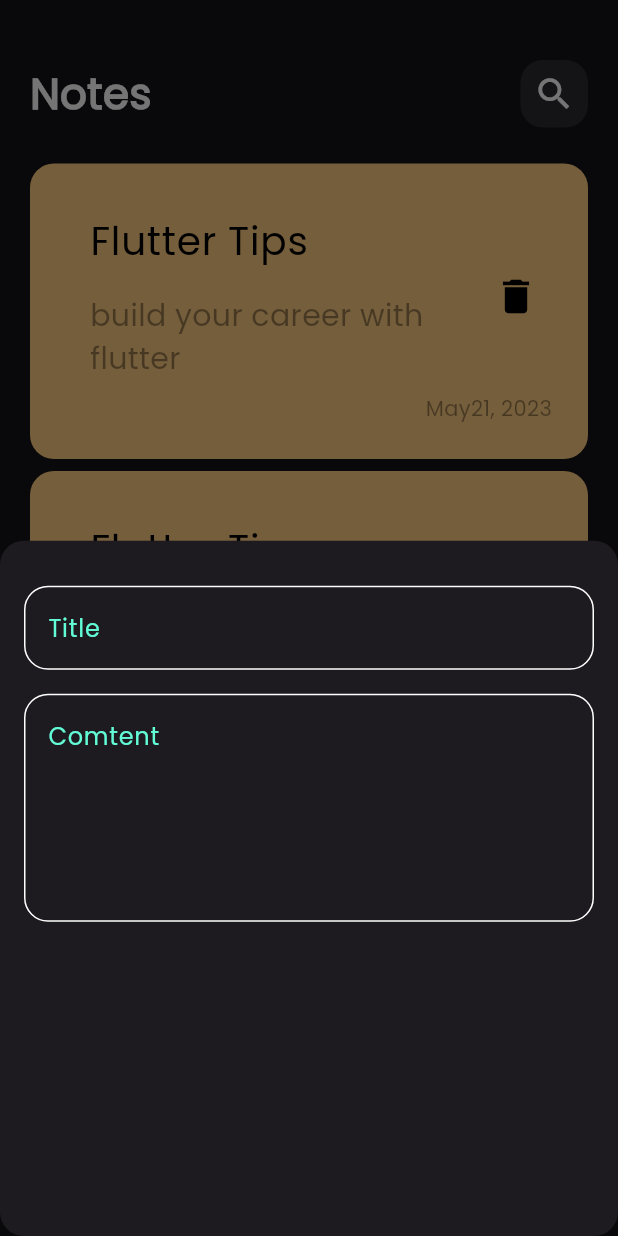
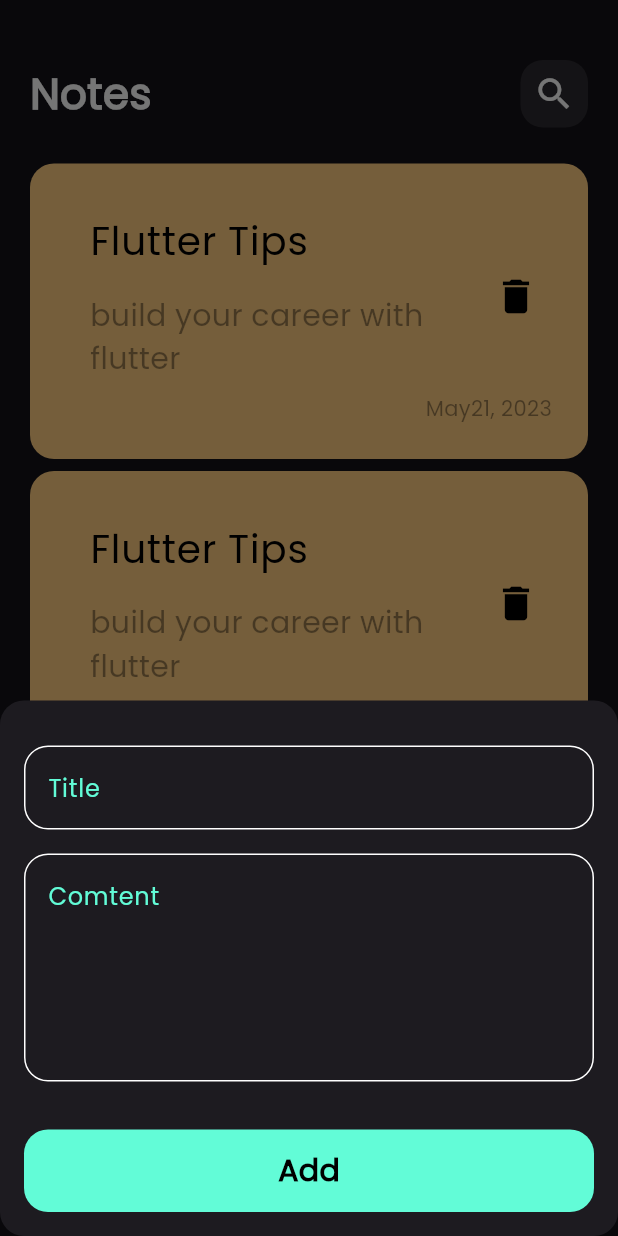
Before and after one commit to MahmoudEldeeb10/notesapp, a Flutter app: the screen it shows after launch, after a tap on the "add" icon, on a phone screen of 412 x 824 dp. Run offline on Flutter 3.47's test engine with Material 3 defaults, Android fonts, the phone set to English and light mode, and no system bars.

Commit message:
finish notes buttom sheet

```diff
--- a/lib/views/widgets/add_note_button_sheet.dart
+++ b/lib/views/widgets/add_note_button_sheet.dart
@@ -1,4 +1,6 @@
 import 'package:flutter/material.dart';
+import 'package:notes_app/constsnts.dart';
+import 'package:notes_app/views/widgets/custom_buttom.dart';
 import 'package:notes_app/views/widgets/custom_text_field.dart';
 
 class AddNoteBottomSheet extends StatelessWidget {
@@ -8,13 +10,20 @@ class AddNoteBottomSheet extends StatelessWidget {
   Widget build(BuildContext context) {
     return Padding(
       padding: const EdgeInsets.symmetric(horizontal: 16),
+      child: Container(
+        child: SingleChildScrollView(
           child: Column(
             children: [
               SizedBox(height: 30),
               CustomTextField(hintText: 'Title'),
               SizedBox(height: 16),
               CustomTextField(hintText: 'Comtent', maxLines: 5),
+              SizedBox(height: 32),
+              CustomButtom(),
+              SizedBox(height: 16),
             ],
+          ),
+        ),
       ),
     );
   }
--- /dev/null
+++ b/lib/views/widgets/custom_buttom.dart
@@ -0,0 +1,28 @@
+import 'package:flutter/material.dart';
+import 'package:notes_app/constsnts.dart';
+
+class CustomButtom extends StatelessWidget {
+  const CustomButtom({super.key});
+
+  @override
+  Widget build(BuildContext context) {
+    return Container(
+      width: MediaQuery.of(context).size.width,
+      height: 55,
+      decoration: BoxDecoration(
+        color: KPrimaryColor,
+        borderRadius: BorderRadius.circular(16),
+      ),
+      child: Center(
+        child: Text(
+          'Add',
+          style: TextStyle(
+            color: Colors.black,
+            fontWeight: FontWeight.bold,
+            fontSize: 20,
+          ),
+        ),
+      ),
+    );
+  }
+}
```
Lines whose indentation alone changed are shown as unchanged.
